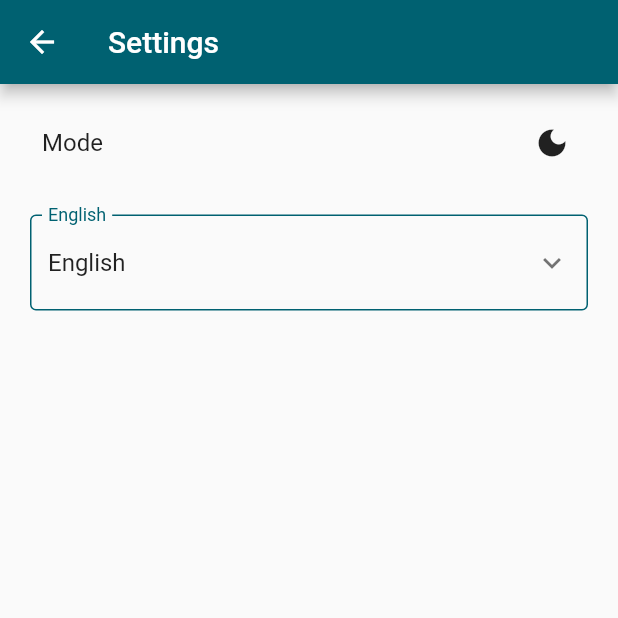
After one commit to Jora28/baguette_app, a Flutter app: the SettingPage screen opened directly, after a tap on the "light mode" icon, on a phone screen of 412 x 824 dp, the top half of it. The commit adds this screen. Run offline on Flutter 3.47's test engine with Material 2 defaults, Android fonts, the phone set to English and light mode, and no system bars; our stand-ins replace auto_route, bloc, carousel_slider, cloud_firestore, curved_navigation_bar, equatable and 4 more; accounts and stored records are empty; generated files the repository leaves out were written again; network calls fail.

Commit message:
add localizarion bloc,theme bloc:dark,light,in settings page

```diff
--- /dev/null
+++ b/lib/core/localization/bloc/localization_bloc.dart
@@ -0,0 +1,25 @@
+import 'dart:async';
+
+import 'package:baguette_app/l10n/l10n.dart';
+import 'package:bloc/bloc.dart';
+import 'package:equatable/equatable.dart';
+import 'package:flutter/material.dart';
+
+part 'localization_event.dart';
+part 'localization_state.dart';
+
+class LocalizationBloc extends Bloc<LocalizationEvent, LocalizationState> {
+  LocalizationBloc()
+      : super(LocalizationState(
+            locale: BaguetteLocalization().localization[L10n.en]!));
+
+  @override
+  Stream<LocalizationState> mapEventToState(
+    LocalizationEvent event,
+  ) async* {
+    if (event is ChangeLocale) {
+      yield LocalizationState(
+          locale: BaguetteLocalization().localization[event.l10n]!);
+    }
+  }
+}
--- /dev/null
+++ b/lib/core/localization/bloc/localization_event.dart
@@ -0,0 +1,16 @@
+part of 'localization_bloc.dart';
+
+abstract class LocalizationEvent extends Equatable {
+  const LocalizationEvent();
+
+  @override
+  List<Object> get props => [];
+}
+
+class ChangeLocale extends LocalizationEvent {
+  final L10n l10n;
+  const ChangeLocale({required this.l10n});
+
+  @override
+  List<Object> get props => [l10n];
+}
--- /dev/null
+++ b/lib/core/localization/bloc/localization_state.dart
@@ -0,0 +1,9 @@
+part of 'localization_bloc.dart';
+
+class LocalizationState extends Equatable {
+  final Locale locale;
+  const LocalizationState({required this.locale});
+
+  @override
+  List<Object> get props => [locale];
+}
--- /dev/null
+++ b/lib/core/theme/bloc/theme_bloc.dart
@@ -0,0 +1,24 @@
+import 'dart:async';
+
+import 'package:baguette_app/core/theme/theme_data.dart';
+import 'package:bloc/bloc.dart';
+import 'package:equatable/equatable.dart';
+import 'package:flutter/material.dart';
+
+part 'theme_event.dart';
+part 'theme_state.dart';
+
+class ThemeBloc extends Bloc<ThemeEvent, ThemeState> {
+  ThemeBloc()
+      : super(ThemeState(
+            themeData: BaguetteThems().appThemeData[AppTheme.light]!));
+
+  @override
+  Stream<ThemeState> mapEventToState(
+    ThemeEvent event,
+  ) async* {
+    if (event is ThemeChange) {
+      yield ThemeState(themeData: BaguetteThems().appThemeData[event.theme]!);
+    }
+  }
+}
--- /dev/null
+++ b/lib/core/theme/bloc/theme_event.dart
@@ -0,0 +1,15 @@
+part of 'theme_bloc.dart';
+
+abstract class ThemeEvent extends Equatable {
+  const ThemeEvent();
+
+  @override
+  List<Object> get props => [];
+}
+
+class ThemeChange extends ThemeEvent {
+  final AppTheme theme;
+  const ThemeChange({required this.theme});
+  @override
+  List<Object> get props => [theme];
+}
--- /dev/null
+++ b/lib/core/theme/bloc/theme_state.dart
@@ -0,0 +1,11 @@
+part of 'theme_bloc.dart';
+
+class ThemeState extends Equatable {
+  final ThemeData themeData;
+  const ThemeState({required this.themeData});
+
+  @override
+  List<Object> get props => [themeData];
+}
+
+//class ThemeInitial extends ThemeState {}
--- /dev/null
+++ b/lib/core/theme/theme_data.dart
@@ -0,0 +1,15 @@
+import 'package:baguette_app/core/utils/colors.dart';
+import 'package:flutter/material.dart';
+
+enum AppTheme {
+  dark,
+  light,
+}
+
+class BaguetteThems {
+  static AppTheme currentTheme = AppTheme.light;
+  final Map<AppTheme, ThemeData> appThemeData = {
+    AppTheme.dark: ThemeData(primaryColor: AppColors.blue),
+    AppTheme.light: ThemeData(primaryColor: AppColors.white),
+  };
+}
--- /dev/null
+++ b/lib/features/all_products/presentation/pages/settings_page.dart
@@ -0,0 +1,174 @@
+import 'package:baguette_app/core/localization/bloc/localization_bloc.dart';
+import 'package:baguette_app/core/theme/bloc/theme_bloc.dart';
+import 'package:baguette_app/core/theme/theme_data.dart';
+import 'package:baguette_app/core/utils/colors.dart';
+import 'package:baguette_app/l10n/l10n.dart';
+import 'package:flutter/material.dart';
+import 'package:flutter_bloc/flutter_bloc.dart';
+import 'package:flutter_gen/gen_l10n/localizations.dart';
+
+class SettingPage extends StatefulWidget {
+  SettingPage({Key? key}) : super(key: key);
+
+  @override
+  _SettingPageState createState() => _SettingPageState();
+}
+
+class _SettingPageState extends State<SettingPage> {
+  //late LocalProvider localeManagment;
+
+  // bool _value = true;
+  String? dropdownvalue = "English";
+  // bool islight = false;
+
+  late ThemeBloc themeBloc;
+  late LocalizationBloc localizationBloc;
+  late AppLocalizations locale;
+
+  List<String> list = [
+    "Русский",
+    "English",
+  ];
+
+  @override
+  void initState() {
+    //localeManagment = Provider.of<LocalProvider>(context, listen: false);
+    super.initState();
+  }
+
+  @override
+  void didChangeDependencies() {
+    themeBloc = BlocProvider.of<ThemeBloc>(context);
+    localizationBloc = BlocProvider.of<LocalizationBloc>(context);
+    locale = AppLocalizations.of(context)!;
+    super.didChangeDependencies();
+  }
+
+  @override
+  Widget build(BuildContext context) {
+    print("object");
+    return Scaffold(
+      appBar: AppBar(
+        title: Text(locale.settings),
+      ),
+      body: _body(),
+    );
+  }
+
+  Widget _appBar() {
+    return PreferredSize(
+        preferredSize: Size.fromHeight(60),
+        child: Container(
+            padding: const EdgeInsets.only(left: 15, right: 15, top: 42),
+            decoration: const BoxDecoration(color: Colors.black),
+            child: Column(children: [
+              Row(
+                children: [
+                  Container(
+                      margin: const EdgeInsets.only(right: 15),
+                      decoration: BoxDecoration(
+                          borderRadius: BorderRadius.circular(15)),
+                      child: GestureDetector(
+                        onTap: () {
+                          Navigator.of(context).pop();
+                        },
+                        child: const Icon(
+                          Icons.arrow_back,
+                          color: Colors.white,
+                          size: 25,
+                        ),
+                      )),
+                ],
+              ),
+            ])));
+  }
+
+  Widget _body() {
+    return BlocBuilder<ThemeBloc, ThemeState>(
+      builder: (context, state) {
+        return Container(
+          padding: const EdgeInsets.symmetric(vertical: 15, horizontal: 20),
+          child: Column(
+            crossAxisAlignment: CrossAxisAlignment.start,
+            children: [
+              // _listBuild(list.length, list),
+              Padding(
+                padding: const EdgeInsets.only(bottom: 24),
+                child: Row(
+                  mainAxisAlignment: MainAxisAlignment.spaceBetween,
+                  children: [
+                    Padding(
+                      padding: const EdgeInsets.all(8.0),
+                      child: Text(
+                        locale.mode,
+                        style: const TextStyle(fontSize: 16),
+                      ),
+                    ),
+                    IconButton(
+                      onPressed: BaguetteThems.currentTheme == AppTheme.light
+                          ? () {
+                              BaguetteThems.currentTheme = AppTheme.dark;
+                              themeBloc
+                                  .add(const ThemeChange(theme: AppTheme.dark));
+                            }
+                          : () {
+                              BaguetteThems.currentTheme = AppTheme.light;
+                              themeBloc.add(
+                                  const ThemeChange(theme: AppTheme.light));
+                            },
+                      icon: BaguetteThems.currentTheme == AppTheme.dark
+                          ? const Icon(
+                              Icons.dark_mode,
+                            )
+                          : const Icon(
+                              Icons.light_mode,
+                            ),
+                    ),
+                  ],
+                ),
+              ),
+              dropDouwnLanguages(),
+            ],
+          ),
+        );
+      },
+    );
+  }
+
+  Widget dropDouwnLanguages() => DropdownButtonFormField(
+        decoration: InputDecoration(
+          enabledBorder: const OutlineInputBorder(
+            borderSide: BorderSide(color: AppColors.blue),
+          ),
+          border: const OutlineInputBorder(
+            borderRadius: BorderRadius.all(Radius.circular(5)),
+          ),
+          errorStyle: const TextStyle(color: Colors.white),
+          labelText: dropdownvalue,
+          labelStyle: const TextStyle(color: AppColors.blue),
+        ),
+        icon: const Icon(Icons.keyboard_arrow_down, color: AppColors.black),
+        value: dropdownvalue,
+        onChanged: BaguetteLocalization.currentTheme == L10n.ru
+            ? (String? value) {
+                BaguetteLocalization.currentTheme = L10n.en;
+                localizationBloc.add(const ChangeLocale(l10n: L10n.en));
+                setState(() {
+                  dropdownvalue = value;
+                });
+              }
+            : (String? value) {
+                BaguetteLocalization.currentTheme = L10n.ru;
+                localizationBloc.add(const ChangeLocale(l10n: L10n.ru));
+                setState(() {
+                  dropdownvalue = value;
+                });
+              },
+        items: list.map((value) {
+          return DropdownMenuItem(
+            value: value,
+            child: Text(value),
+          );
+        }).toList(),
+      );
+}
--- a/lib/features/all_products/presentation/widgets/all_product_widget.dart
+++ b/lib/features/all_products/presentation/widgets/all_product_widget.dart
@@ -4,6 +4,7 @@ import 'package:baguette_app/core/widgets/breakfast_slider.dart';
 import 'package:baguette_app/core/widgets/category_card.dart';
 import 'package:baguette_app/features/all_products/data/category_model.dart';
 import 'package:baguette_app/features/all_products/data/get_customer_model.dart';
+import 'package:baguette_app/features/all_products/presentation/pages/settings_page.dart';
 import 'package:flutter/material.dart';
 import 'package:flutter_staggered_animations/flutter_staggered_animations.dart';
 import 'package:auto_route/auto_route.dart';
@@ -205,8 +206,8 @@ class _AllProductsPageWidgetState extends State<AllProductsPageWidget> {
                   children: [
                     InkWell(
                       onTap: () {
-                        // Navigator.of(context).push(MaterialPageRoute(
-                        //     builder: (context) => SettingPage()));
+                        Navigator.of(context).push(MaterialPageRoute(
+                            builder: (context) => SettingPage()));
                       },
                       child: Container(
                           margin: const EdgeInsets.symmetric(horizontal: 10),
--- a/lib/l10n/app_en.arb
+++ b/lib/l10n/app_en.arb
@@ -1,5 +1,9 @@
 {
-    "helloWorld": "Hello World!",
+    "settings": "Settings",
+    "@helloWorld": {
+      "description": "The conventional newborn programmer greeting"
+    },
+    "mode": "Mode",
     "@helloWorld": {
       "description": "The conventional newborn programmer greeting"
     },
--- a/lib/l10n/app_hy.arb
+++ /dev/null
@@ -1,4 +0,0 @@
-{
-    "helloWorld": "Բարև Աշխարհ",
-    "vazgen": " Վազգեն"
-}
--- /dev/null
+++ b/lib/l10n/app_ru.arb
@@ -0,0 +1,10 @@
+{
+    "settings": "Настройки",
+    "@settings": {
+      "description": "The conventional newborn programmer greeting"
+    },
+    "mode": "Tема",
+    "@helloWorld": {
+      "description": "The conventional newborn programmer greeting"
+    }
+}
--- a/lib/l10n/l10n.dart
+++ b/lib/l10n/l10n.dart
@@ -1,8 +1,21 @@
 import 'package:flutter/material.dart';
 
-class L10n {
-  static final all = [
-    const Locale('en'),
-    const Locale('ru'),
-  ];
+// class L10n {
+//   static final all = [
+//     const Locale('en'),
+//     const Locale('ru'),
+//   ];
+// }
+
+enum L10n {
+  en,
+  ru,
 }
+
+class BaguetteLocalization {
+  static L10n currentTheme = L10n.en;
+  final Map<L10n, Locale> localization = {
+    L10n.ru: const Locale('ru'),
+    L10n.en: const Locale('en'),
+  };
+}
--- a/lib/main.dart
+++ b/lib/main.dart
@@ -1,7 +1,13 @@
+import 'package:baguette_app/core/localization/bloc/localization_bloc.dart';
 import 'package:baguette_app/core/router.gr.dart';
+import 'package:baguette_app/core/theme/bloc/theme_bloc.dart';
+import 'package:baguette_app/l10n/l10n.dart';
 import 'package:firebase_core/firebase_core.dart';
 import 'package:flutter/material.dart';
 import 'package:flutter/services.dart';
+import 'package:flutter_bloc/flutter_bloc.dart';
+import 'package:flutter_localizations/flutter_localizations.dart';
+import 'package:flutter_gen/gen_l10n/localizations.dart';
 
 dynamic main() async {
   WidgetsFlutterBinding.ensureInitialized();
@@ -20,14 +26,38 @@ class BaguetteApp extends StatelessWidget {
 
   @override
   Widget build(BuildContext context) {
-    return MaterialApp.router(
-      title: 'Baguette & Co.',
-      theme: ThemeData(
-        primarySwatch: Colors.blue,
+    return MultiBlocProvider(
+      providers: [
+        BlocProvider<LocalizationBloc>(
+          create: (BuildContext context) => LocalizationBloc(),
+        ),
+        BlocProvider<ThemeBloc>(
+          create: (BuildContext context) => ThemeBloc(),
+        ),
+      ],
+      child: BlocBuilder<LocalizationBloc, LocalizationState>(
+        builder: (context, localizationState) {
+          return BlocBuilder<ThemeBloc, ThemeState>(
+            builder: (context, themeState) {
+              return MaterialApp.router(
+                title: 'Baguette & Co.',
+                theme: themeState.themeData,
+                locale: localizationState.locale,
+                localizationsDelegates: const [
+                  AppLocalizations.delegate,
+                  GlobalMaterialLocalizations.delegate,
+                  GlobalCupertinoLocalizations.delegate,
+                  GlobalWidgetsLocalizations.delegate
+                ],
+                supportedLocales: BaguetteLocalization().localization.values,
+                routerDelegate: _appRouter.delegate(),
+                routeInformationParser: _appRouter.defaultRouteParser(),
+                debugShowCheckedModeBanner: false,
+              );
+            },
+          );
+        },
       ),
-      routerDelegate: _appRouter.delegate(),
-      routeInformationParser: _appRouter.defaultRouteParser(),
-      debugShowCheckedModeBanner: false,
     );
   }
 }
```
